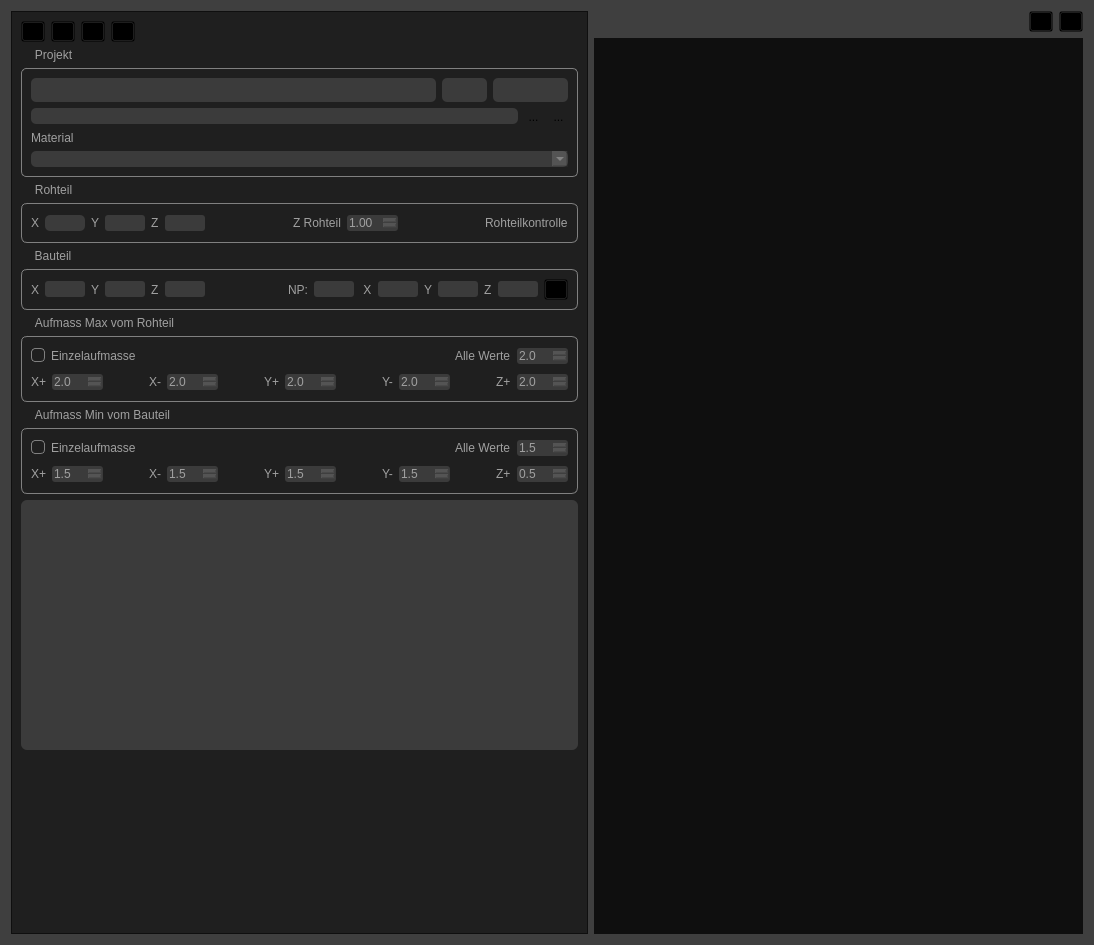
This is Project/tab_project.ui in mikejg/CamHelper as Qt 5 draws it before an edit. The edited form follows.
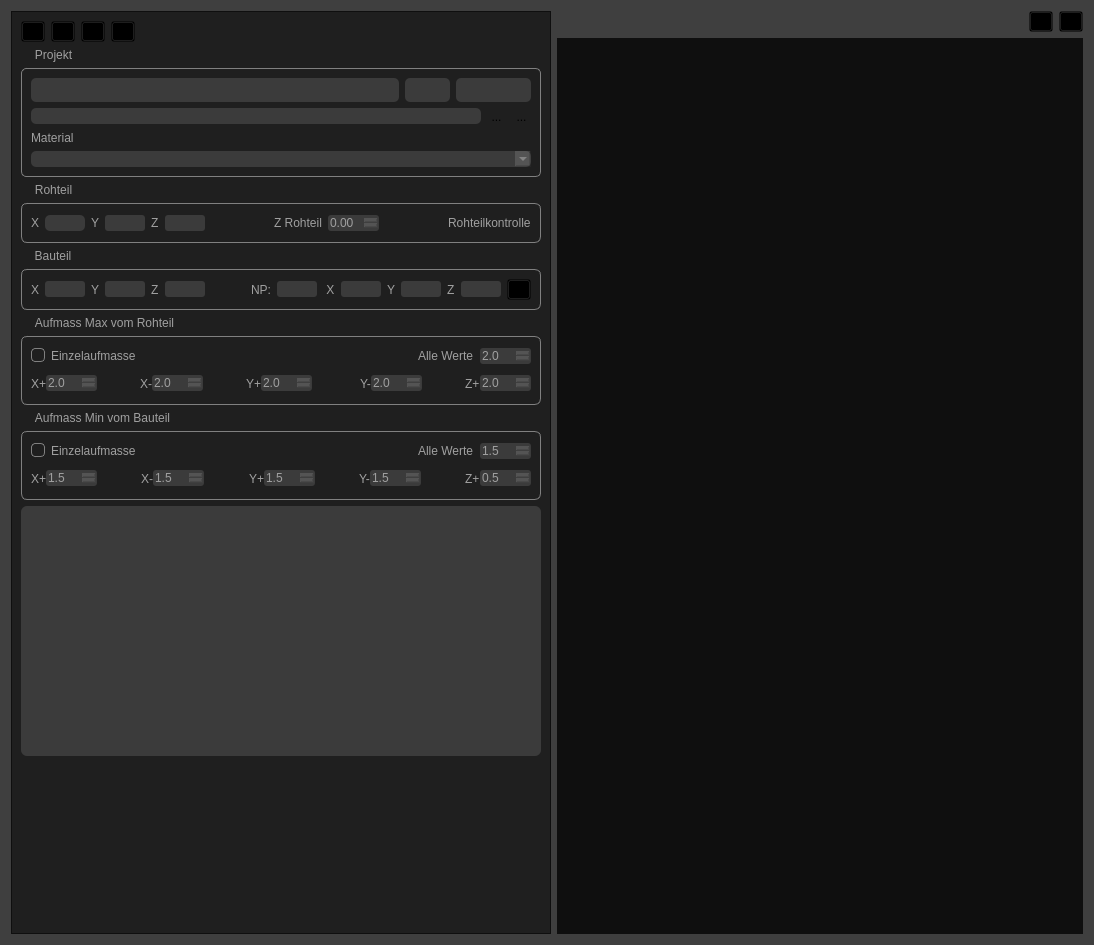
This is the edited form. Icons and pictures are not drawn. Custom widgets are drawn as their Qt base class.

```diff
--- a/Project/tab_project.ui
+++ b/Project/tab_project.ui
@@ -16,6 +16,9 @@
   <property name="styleSheet">
    <string notr="true">QWidget{background-color: rgba(0, 0, 0, 128);}
 
+QWidget#widget_Offset_RawPart{background-color: rgba(0, 0, 0, 0);}
+QWidget#widget_Offset_FinishPart{background-color: rgba(0, 0, 0, 0);}
+
 QLabel{color:rgb(160,160,160);
              background-color: rgba(255, 255, 255,0);
              border-radius:3px;}
@@ -598,7 +601,7 @@
               <double>0.500000000000000</double>
              </property>
              <property name="value">
-              <double>1.000000000000000</double>
+              <double>0.000000000000000</double>
              </property>
             </widget>
            </item>
@@ -868,7 +871,29 @@
           </layout>
          </item>
          <item>
-          <layout class="QHBoxLayout" name="horizontalLayout_4">
+          <widget class="QWidget" name="widget_Offset_RawPart" native="true">
+           <property name="minimumSize">
+            <size>
+             <width>0</width>
+             <height>23</height>
+            </size>
+           </property>
+           <layout class="QHBoxLayout" name="horizontalLayout_5">
+            <property name="spacing">
+             <number>0</number>
+            </property>
+            <property name="leftMargin">
+             <number>0</number>
+            </property>
+            <property name="topMargin">
+             <number>0</number>
+            </property>
+            <property name="rightMargin">
+             <number>0</number>
+            </property>
+            <property name="bottomMargin">
+             <number>0</number>
+            </property>
            <item>
             <widget class="QLabel" name="label_RT_Xplus">
              <property name="text">
@@ -877,7 +902,7 @@
             </widget>
            </item>
            <item>
-            <widget class="QDoubleSpinBox" name="doubleSpinBox_Xplus_Max">
+             <widget class="QDoubleSpinBox" name="doubleSpinBox_Offset_RawPart_XPlus">
              <property name="styleSheet">
               <string notr="true"/>
              </property>
@@ -916,7 +941,7 @@
             </widget>
            </item>
            <item>
-            <widget class="QDoubleSpinBox" name="doubleSpinBox_Xminus_Max">
+             <widget class="QDoubleSpinBox" name="doubleSpinBox_Offset_RawPart_XMinus">
              <property name="decimals">
               <number>1</number>
              </property>
@@ -935,8 +960,8 @@
              </property>
              <property name="sizeHint" stdset="0">
               <size>
-               <width>40</width>
-               <height>20</height>
+                <width>35</width>
+                <height>18</height>
               </size>
              </property>
             </spacer>
@@ -949,7 +974,7 @@
             </widget>
            </item>
            <item>
-            <widget class="QDoubleSpinBox" name="doubleSpinBox_Yplus_Max">
+             <widget class="QDoubleSpinBox" name="doubleSpinBox_Offset_RawPart_YPlus">
              <property name="decimals">
               <number>1</number>
              </property>
@@ -968,8 +993,8 @@
              </property>
              <property name="sizeHint" stdset="0">
               <size>
-               <width>40</width>
-               <height>20</height>
+                <width>48</width>
+                <height>18</height>
               </size>
              </property>
             </spacer>
@@ -982,7 +1007,7 @@
             </widget>
            </item>
            <item>
-            <widget class="QDoubleSpinBox" name="doubleSpinBox_Yminus_Max">
+             <widget class="QDoubleSpinBox" name="doubleSpinBox_Offset_RawPart_YMinus">
              <property name="decimals">
               <number>1</number>
              </property>
@@ -1001,8 +1026,8 @@
              </property>
              <property name="sizeHint" stdset="0">
               <size>
-               <width>40</width>
-               <height>20</height>
+                <width>34</width>
+                <height>18</height>
               </size>
              </property>
             </spacer>
@@ -1015,7 +1040,7 @@
             </widget>
            </item>
            <item>
-            <widget class="QDoubleSpinBox" name="doubleSpinBox_Zplus_Max">
+             <widget class="QDoubleSpinBox" name="doubleSpinBox_Offset_RawPart_ZPlus">
              <property name="decimals">
               <number>1</number>
              </property>
@@ -1028,6 +1053,7 @@
             </widget>
            </item>
           </layout>
+          </widget>
          </item>
         </layout>
        </widget>
@@ -1089,7 +1115,29 @@
           </layout>
          </item>
          <item>
-          <layout class="QHBoxLayout" name="horizontalLayout_5">
+          <widget class="QWidget" name="widget_Offset_FinishPart" native="true">
+           <property name="minimumSize">
+            <size>
+             <width>0</width>
+             <height>23</height>
+            </size>
+           </property>
+           <layout class="QHBoxLayout" name="horizontalLayout_4">
+            <property name="spacing">
+             <number>0</number>
+            </property>
+            <property name="leftMargin">
+             <number>0</number>
+            </property>
+            <property name="topMargin">
+             <number>0</number>
+            </property>
+            <property name="rightMargin">
+             <number>0</number>
+            </property>
+            <property name="bottomMargin">
+             <number>0</number>
+            </property>
            <item>
             <widget class="QLabel" name="label_FT_Xplus">
              <property name="text">
@@ -1098,7 +1146,7 @@
             </widget>
            </item>
            <item>
-            <widget class="QDoubleSpinBox" name="doubleSpinBox_Xplus_Min">
+             <widget class="QDoubleSpinBox" name="doubleSpinBox_Offset_FinishPart_XPlus">
              <property name="decimals">
               <number>1</number>
              </property>
@@ -1131,7 +1179,7 @@
             </widget>
            </item>
            <item>
-            <widget class="QDoubleSpinBox" name="doubleSpinBox_Xminus_Min">
+             <widget class="QDoubleSpinBox" name="doubleSpinBox_Offset_FinishPart_XMinus">
              <property name="decimals">
               <number>1</number>
              </property>
@@ -1164,7 +1212,7 @@
             </widget>
            </item>
            <item>
-            <widget class="QDoubleSpinBox" name="doubleSpinBox_Yplus_Min">
+             <widget class="QDoubleSpinBox" name="doubleSpinBox_Offset_FinishPart_YPlus">
              <property name="decimals">
               <number>1</number>
              </property>
@@ -1197,7 +1245,7 @@
             </widget>
            </item>
            <item>
-            <widget class="QDoubleSpinBox" name="doubleSpinBox_Yminus_Min">
+             <widget class="QDoubleSpinBox" name="doubleSpinBox_Offset_FinishPart_YMinus">
              <property name="decimals">
               <number>1</number>
              </property>
@@ -1230,7 +1278,7 @@
             </widget>
            </item>
            <item>
-            <widget class="QDoubleSpinBox" name="doubleSpinBox_Zplus_Min">
+             <widget class="QDoubleSpinBox" name="doubleSpinBox_Offset_FinishPart_ZPlus">
              <property name="decimals">
               <number>1</number>
              </property>
@@ -1243,6 +1291,7 @@
             </widget>
            </item>
           </layout>
+          </widget>
          </item>
         </layout>
        </widget>
@@ -1364,7 +1413,7 @@
          <rect>
           <x>0</x>
           <y>0</y>
-          <width>447</width>
+          <width>518</width>
           <height>884</height>
          </rect>
         </property>
```
Left out of the diff: 10 changed lines with no effect on the pictures. Lines whose indentation alone changed are shown as unchanged.
